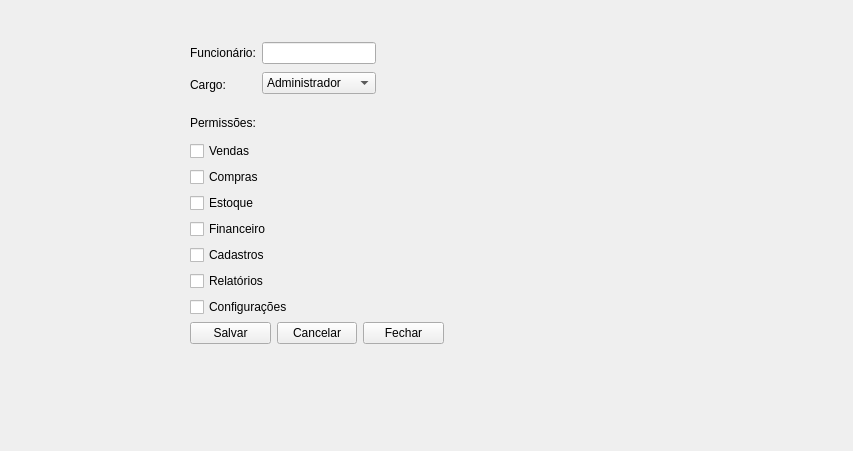
This is erp-projeto/permissaowindow.ui in jaques-lo/erp-projeto as Qt 5 draws it before an edit. The edited form follows.
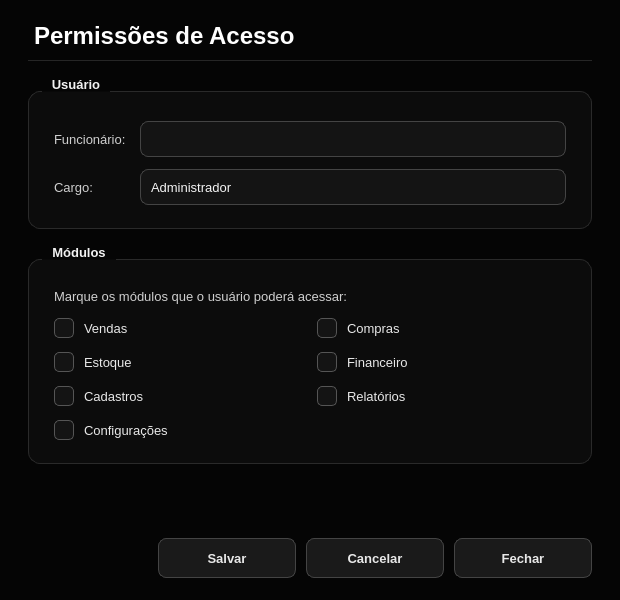
This is the edited form.

Commit message:
Atualiza fontes do projeto ERP (telas e login, Tela de Sobra) e adiciona logoBG
Arquivos de importância para alterar e rodar na máquina: código (cpp/h/pro), telas (ui), recursos (qrc) e imagem da logoBG.

```diff
--- a/erp-projeto/permissaowindow.ui
+++ b/erp-projeto/permissaowindow.ui
@@ -6,115 +6,780 @@
    <rect>
     <x>0</x>
     <y>0</y>
-    <width>853</width>
-    <height>451</height>
+    <width>620</width>
+    <height>600</height>
    </rect>
   </property>
+  <property name="minimumSize">
+   <size>
+    <width>496</width>
+    <height>480</height>
+   </size>
+  </property>
   <property name="windowTitle">
    <string>Form</string>
   </property>
-  <widget class="QWidget" name="">
-   <property name="geometry">
-    <rect>
-     <x>190</x>
-     <y>110</y>
-     <width>103</width>
-     <height>207</height>
-    </rect>
+  <property name="palette">
+   <palette>
+    <active>
+     <colorrole role="WindowText">
+      <brush brushstyle="SolidPattern">
+       <color alpha="255">
+        <red>232</red>
+        <green>232</green>
+        <blue>232</blue>
+       </color>
+      </brush>
+     </colorrole>
+     <colorrole role="Button">
+      <brush brushstyle="SolidPattern">
+       <color alpha="255">
+        <red>26</red>
+        <green>26</green>
+        <blue>26</blue>
+       </color>
+      </brush>
+     </colorrole>
+     <colorrole role="Text">
+      <brush brushstyle="SolidPattern">
+       <color alpha="255">
+        <red>245</red>
+        <green>245</green>
+        <blue>245</blue>
+       </color>
+      </brush>
+     </colorrole>
+     <colorrole role="ButtonText">
+      <brush brushstyle="SolidPattern">
+       <color alpha="255">
+        <red>232</red>
+        <green>232</green>
+        <blue>232</blue>
+       </color>
+      </brush>
+     </colorrole>
+     <colorrole role="Base">
+      <brush brushstyle="SolidPattern">
+       <color alpha="255">
+        <red>20</red>
+        <green>20</green>
+        <blue>20</blue>
+       </color>
+      </brush>
+     </colorrole>
+     <colorrole role="AlternateBase">
+      <brush brushstyle="SolidPattern">
+       <color alpha="255">
+        <red>19</red>
+        <green>19</green>
+        <blue>19</blue>
+       </color>
+      </brush>
+     </colorrole>
+     <colorrole role="Window">
+      <brush brushstyle="SolidPattern">
+       <color alpha="255">
+        <red>5</red>
+        <green>5</green>
+        <blue>5</blue>
+       </color>
+      </brush>
+     </colorrole>
+     <colorrole role="Highlight">
+      <brush brushstyle="SolidPattern">
+       <color alpha="255">
+        <red>119</red>
+        <green>119</green>
+        <blue>119</blue>
+       </color>
+      </brush>
+     </colorrole>
+     <colorrole role="HighlightedText">
+      <brush brushstyle="SolidPattern">
+       <color alpha="255">
+        <red>255</red>
+        <green>255</green>
+        <blue>255</blue>
+       </color>
+      </brush>
+     </colorrole>
+     <colorrole role="PlaceholderText">
+      <brush brushstyle="SolidPattern">
+       <color alpha="255">
+        <red>119</red>
+        <green>119</green>
+        <blue>119</blue>
+       </color>
+      </brush>
+     </colorrole>
+    </active>
+    <inactive>
+     <colorrole role="WindowText">
+      <brush brushstyle="SolidPattern">
+       <color alpha="255">
+        <red>232</red>
+        <green>232</green>
+        <blue>232</blue>
+       </color>
+      </brush>
+     </colorrole>
+     <colorrole role="Button">
+      <brush brushstyle="SolidPattern">
+       <color alpha="255">
+        <red>26</red>
+        <green>26</green>
+        <blue>26</blue>
+       </color>
+      </brush>
+     </colorrole>
+     <colorrole role="Text">
+      <brush brushstyle="SolidPattern">
+       <color alpha="255">
+        <red>245</red>
+        <green>245</green>
+        <blue>245</blue>
+       </color>
+      </brush>
+     </colorrole>
+     <colorrole role="ButtonText">
+      <brush brushstyle="SolidPattern">
+       <color alpha="255">
+        <red>232</red>
+        <green>232</green>
+        <blue>232</blue>
+       </color>
+      </brush>
+     </colorrole>
+     <colorrole role="Base">
+      <brush brushstyle="SolidPattern">
+       <color alpha="255">
+        <red>20</red>
+        <green>20</green>
+        <blue>20</blue>
+       </color>
+      </brush>
+     </colorrole>
+     <colorrole role="AlternateBase">
+      <brush brushstyle="SolidPattern">
+       <color alpha="255">
+        <red>19</red>
+        <green>19</green>
+        <blue>19</blue>
+       </color>
+      </brush>
+     </colorrole>
+     <colorrole role="Window">
+      <brush brushstyle="SolidPattern">
+       <color alpha="255">
+        <red>5</red>
+        <green>5</green>
+        <blue>5</blue>
+       </color>
+      </brush>
+     </colorrole>
+     <colorrole role="Highlight">
+      <brush brushstyle="SolidPattern">
+       <color alpha="255">
+        <red>119</red>
+        <green>119</green>
+        <blue>119</blue>
+       </color>
+      </brush>
+     </colorrole>
+     <colorrole role="HighlightedText">
+      <brush brushstyle="SolidPattern">
+       <color alpha="255">
+        <red>255</red>
+        <green>255</green>
+        <blue>255</blue>
+       </color>
+      </brush>
+     </colorrole>
+     <colorrole role="PlaceholderText">
+      <brush brushstyle="SolidPattern">
+       <color alpha="255">
+        <red>119</red>
+        <green>119</green>
+        <blue>119</blue>
+       </color>
+      </brush>
+     </colorrole>
+    </inactive>
+    <disabled>
+     <colorrole role="WindowText">
+      <brush brushstyle="SolidPattern">
+       <color alpha="255">
+        <red>102</red>
+        <green>102</green>
+        <blue>102</blue>
+       </color>
+      </brush>
+     </colorrole>
+     <colorrole role="Button">
+      <brush brushstyle="SolidPattern">
+       <color alpha="255">
+        <red>26</red>
+        <green>26</green>
+        <blue>26</blue>
+       </color>
+      </brush>
+     </colorrole>
+     <colorrole role="Text">
+      <brush brushstyle="SolidPattern">
+       <color alpha="255">
+        <red>102</red>
+        <green>102</green>
+        <blue>102</blue>
+       </color>
+      </brush>
+     </colorrole>
+     <colorrole role="ButtonText">
+      <brush brushstyle="SolidPattern">
+       <color alpha="255">
+        <red>102</red>
+        <green>102</green>
+        <blue>102</blue>
+       </color>
+      </brush>
+     </colorrole>
+     <colorrole role="Base">
+      <brush brushstyle="SolidPattern">
+       <color alpha="255">
+        <red>20</red>
+        <green>20</green>
+        <blue>20</blue>
+       </color>
+      </brush>
+     </colorrole>
+     <colorrole role="AlternateBase">
+      <brush brushstyle="SolidPattern">
+       <color alpha="255">
+        <red>19</red>
+        <green>19</green>
+        <blue>19</blue>
+       </color>
+      </brush>
+     </colorrole>
+     <colorrole role="Window">
+      <brush brushstyle="SolidPattern">
+       <color alpha="255">
+        <red>5</red>
+        <green>5</green>
+        <blue>5</blue>
+       </color>
+      </brush>
+     </colorrole>
+     <colorrole role="Highlight">
+      <brush brushstyle="SolidPattern">
+       <color alpha="255">
+        <red>119</red>
+        <green>119</green>
+        <blue>119</blue>
+       </color>
+      </brush>
+     </colorrole>
+     <colorrole role="HighlightedText">
+      <brush brushstyle="SolidPattern">
+       <color alpha="255">
+        <red>255</red>
+        <green>255</green>
+        <blue>255</blue>
+       </color>
+      </brush>
+     </colorrole>
+     <colorrole role="PlaceholderText">
+      <brush brushstyle="SolidPattern">
+       <color alpha="255">
+        <red>119</red>
+        <green>119</green>
+        <blue>119</blue>
+       </color>
+      </brush>
+     </colorrole>
+    </disabled>
+   </palette>
+  </property>
+  <property name="styleSheet">
+   <string notr="true">#PermissaoWindow {
+    background-color: #050505;
+}
+
+QWidget {
+    font-family: "Segoe UI", "DejaVu Sans", "Noto Sans", sans-serif;
+    font-size: 10pt;
+}
+
+/* ---------- Textos ---------- */
+QLabel {
+    color: #cfcfcf;
+    background: transparent;
+    font-weight: normal;
+}
+
+QLabel#lblTitulo {
+    color: #ffffff;
+    font-size: 18pt;
+    font-weight: bold;
+    padding-bottom: 10px;
+    border-bottom: 1px solid #262626;
+}
+
+QLabel[role="section"] {
+    color: #ffffff;
+    font-size: 11pt;
+    font-weight: bold;
+}
+
+QLabel[role="hint"] {
+    color: #777777;
+    font-size: 9pt;
+}
+
+QLabel[role="value"] {
+    color: #ffffff;
+    font-weight: bold;
+}
+
+QToolTip {
+    background-color: #1a1a1a;
+    color: #f5f5f5;
+    border: 1px solid #444444;
+    padding: 4px 8px;
+}
+
+/* ---------- Cartões / grupos ---------- */
+QGroupBox {
+    background-color: #0c0c0c;
+    border: 1px solid #2a2a2a;
+    border-radius: 12px;
+    margin-top: 14px;
+    padding: 20px 16px 14px 16px;
+    color: #f2f2f2;
+    font-weight: bold;
+}
+
+QGroupBox::title {
+    subcontrol-origin: margin;
+    subcontrol-position: top left;
+    left: 14px;
+    padding: 0 8px;
+    color: #f2f2f2;
+}
+
+QFrame[variant="card"] {
+    background-color: #0c0c0c;
+    border: 1px solid #2a2a2a;
+    border-radius: 12px;
+}
+
+QFrame#lineSep {
+    background-color: #2a2a2a;
+    border: none;
+}
+
+/* ---------- Campos de entrada ---------- */
+QLineEdit,
+QComboBox,
+QAbstractSpinBox,
+QDateEdit,
+QDateTimeEdit {
+    background-color: #141414;
+    color: #f5f5f5;
+    border: 1px solid #444444;
+    border-radius: 8px;
+    padding: 6px 10px;
+    min-height: 22px;
+    selection-background-color: #777777;
+    selection-color: #ffffff;
+    font-weight: normal;
+}
+
+QLineEdit:hover,
+QComboBox:hover,
+QAbstractSpinBox:hover,
+QDateEdit:hover,
+QDateTimeEdit:hover {
+    border: 1px solid #666666;
+}
+
+QLineEdit:focus,
+QComboBox:focus,
+QAbstractSpinBox:focus,
+QDateEdit:focus,
+QDateTimeEdit:focus {
+    border: 1px solid #d8d8d8;
+    background-color: #181818;
+}
+
+QLineEdit:read-only,
+QAbstractSpinBox:read-only {
+    color: #bdbdbd;
+}
+
+QLineEdit:disabled,
+QComboBox:disabled,
+QAbstractSpinBox:disabled,
+QDateEdit:disabled,
+QDateTimeEdit:disabled {
+    background-color: #0e0e0e;
+    color: #666666;
+    border: 1px solid #2a2a2a;
+}
+
+/* Campo de total (somente leitura, em destaque) */
+QDoubleSpinBox[variant="total"] {
+    font-size: 20pt;
+    font-weight: bold;
+    color: #ffffff;
+    background-color: #0a0a0a;
+    border: 1px solid #333333;
+    padding: 8px 14px;
+    min-height: 36px;
+}
+
+/* ---------- ComboBox / Data ---------- */
+QComboBox {
+    padding-right: 30px;
+}
+
+QComboBox::drop-down,
+QDateEdit::drop-down,
+QDateTimeEdit::drop-down {
+    subcontrol-origin: padding;
+    subcontrol-position: center right;
+    width: 28px;
+    border: none;
+    background: transparent;
+}
+
+QComboBox::down-arrow,
+QDateEdit::down-arrow,
+QDateTimeEdit::down-arrow {
+    image: none;
+    width: 0px;
+    height: 0px;
+    border-left: 5px solid transparent;
+    border-right: 5px solid transparent;
+    border-top: 6px solid #bdbdbd;
+    margin-right: 8px;
+}
+
+QComboBox QAbstractItemView {
+    background-color: #141414;
+    color: #f5f5f5;
+    border: 1px solid #444444;
+    selection-background-color: #2e2e2e;
+    selection-color: #ffffff;
+    outline: 0;
+}
+
+/* ---------- SpinBox com botões ---------- */
+QSpinBox {
+    padding-right: 26px;
+}
+
+QSpinBox::up-button {
+    subcontrol-origin: border;
+    subcontrol-position: top right;
+    width: 22px;
+    border: none;
+    background: transparent;
+}
+
+QSpinBox::down-button {
+    subcontrol-origin: border;
+    subcontrol-position: bottom right;
+    width: 22px;
+    border: none;
+    background: transparent;
+}
+
+QSpinBox::up-arrow {
+    image: none;
+    width: 0px;
+    height: 0px;
+    border-left: 4px solid transparent;
+    border-right: 4px solid transparent;
+    border-bottom: 5px solid #bdbdbd;
+}
+
+QSpinBox::down-arrow {
+    image: none;
+    width: 0px;
+    height: 0px;
+    border-left: 4px solid transparent;
+    border-right: 4px solid transparent;
+    border-top: 5px solid #bdbdbd;
+}
+
+/* ---------- Calendário (popup do QDateEdit) ---------- */
+QCalendarWidget QWidget {
+    background-color: #141414;
+    color: #f5f5f5;
+}
+
+QCalendarWidget QToolButton {
+    background-color: transparent;
+    color: #f5f5f5;
+    border: none;
+    padding: 4px 8px;
+}
+
+QCalendarWidget QAbstractItemView:enabled {
+    background-color: #0d0d0d;
+    color: #f5f5f5;
+    selection-background-color: #f2f2f2;
+    selection-color: #080808;
+}
+
+QCalendarWidget QAbstractItemView:disabled {
+    color: #555555;
+}
+
+/* ---------- CheckBox ---------- */
+QCheckBox {
+    color: #e8e8e8;
+    background: transparent;
+    spacing: 10px;
+    font-weight: normal;
+}
+
+QCheckBox::indicator {
+    width: 18px;
+    height: 18px;
+    border: 1px solid #555555;
+    border-radius: 5px;
+    background-color: #141414;
+}
+
+QCheckBox::indicator:hover {
+    border: 1px solid #999999;
+}
+
+QCheckBox::indicator:checked {
+    background-color: #f2f2f2;
+    border: 1px solid #f2f2f2;
+}
+
+/* ---------- Botões ---------- */
+QPushButton {
+    background-color: #1a1a1a;
+    color: #e8e8e8;
+    border: 1px solid #444444;
+    border-radius: 8px;
+    padding: 8px 22px;
+    min-height: 22px;
+    min-width: 92px;
+    font-weight: bold;
+}
+
+QPushButton:hover {
+    background-color: #262626;
+    border: 1px solid #666666;
+    color: #ffffff;
+}
+
+QPushButton:pressed {
+    background-color: #333333;
+}
+
+QPushButton:disabled {
+    background-color: #111111;
+    color: #555555;
+    border: 1px solid #2a2a2a;
+}
+
+QPushButton[variant="primary"] {
+    background-color: #f2f2f2;
+    color: #080808;
+    border: 1px solid #f2f2f2;
+}
+
+QPushButton[variant="primary"]:hover {
+    background-color: #d2d2d2;
+    border: 1px solid #d2d2d2;
+    color: #080808;
+}
+
+QPushButton[variant="primary"]:pressed {
+    background-color: #aaaaaa;
+    border: 1px solid #aaaaaa;
+}
+
+QPushButton[variant="danger"] {
+    background-color: transparent;
+    color: #ff9494;
+    border: 1px solid #6b2f2f;
+}
+
+QPushButton[variant="danger"]:hover {
+    background-color: #2a1212;
+    color: #ffb4b4;
+    border: 1px solid #a04444;
+}
+
+QPushButton[variant="danger"]:pressed {
+    background-color: #3a1818;
+}
+
+QPushButton[variant="ghost"] {
+    background-color: transparent;
+    color: #bdbdbd;
+    border: 1px solid #333333;
+}
+
+QPushButton[variant="ghost"]:hover {
+    background-color: #1a1a1a;
+    color: #ffffff;
+    border: 1px solid #666666;
+}
+
+/* ---------- Tabelas ---------- */
+QTableWidget,
+QTableView {
+    background-color: #0d0d0d;
+    alternate-background-color: #131313;
+    color: #e8e8e8;
+    gridline-color: #232323;
+    border: 1px solid #2a2a2a;
+    border-radius: 10px;
+    selection-background-color: #2f2f2f;
+    selection-color: #ffffff;
+    outline: 0;
+}
+
+QTableWidget::item,
+QTableView::item {
+    padding: 4px 8px;
+    border: none;
+}
+
+QHeaderView {
+    background-color: transparent;
+}
+
+QHeaderView::section {
+    background-color: #1a1a1a;
+    color: #bdbdbd;
+    padding: 9px 10px;
+    border: none;
+    border-right: 1px solid #2a2a2a;
+    border-bottom: 1px solid #333333;
+    font-weight: bold;
+}
+
+QTableCornerButton::section {
+    background-color: #1a1a1a;
+    border: none;
+}
+
+/* ---------- Barras de rolagem ---------- */
+QScrollBar:vertical {
+    background: transparent;
+    width: 10px;
+    margin: 2px;
+}
+
+QScrollBar::handle:vertical {
+    background: #3a3a3a;
+    border-radius: 3px;
+    min-height: 28px;
+}
+
+QScrollBar::handle:vertical:hover {
+    background: #5a5a5a;
+}
+
+QScrollBar:horizontal {
+    background: transparent;
+    height: 10px;
+    margin: 2px;
+}
+
+QScrollBar::handle:horizontal {
+    background: #3a3a3a;
+    border-radius: 3px;
+    min-width: 28px;
+}
+
+QScrollBar::handle:horizontal:hover {
+    background: #5a5a5a;
+}
+
+QScrollBar::add-line,
+QScrollBar::sub-line {
+    width: 0px;
+    height: 0px;
+}
+
+QScrollBar::add-page,
+QScrollBar::sub-page {
+    background: transparent;
+}
+
+/* ---------- Caixas de diálogo abertas a partir da tela ---------- */
+QMessageBox,
+QDialog {
+    background-color: #0d0d0d;
+}
+
+QMessageBox QLabel {
+    color: #f0f0f0;
+}</string>
+  </property>
+  <layout class="QVBoxLayout" name="rootLayout">
+   <property name="spacing">
+    <number>16</number>
    </property>
-   <layout class="QVBoxLayout" name="verticalLayout">
-    <item>
-     <widget class="QLabel" name="label_2">
-      <property name="text">
-       <string>Permissões: </string>
+   <property name="leftMargin">
+    <number>28</number>
+   </property>
+   <property name="topMargin">
+    <number>22</number>
+   </property>
+   <property name="rightMargin">
+    <number>28</number>
+   </property>
+   <property name="bottomMargin">
+    <number>22</number>
+   </property>
+   <item>
+    <widget class="QLabel" name="lblTitulo">
+     <property name="text">
+      <string>Permissões de Acesso</string>
+     </property>
+    </widget>
+   </item>
+   <item>
+    <widget class="QGroupBox" name="grpUsuario">
+     <property name="title">
+      <string>Usuário</string>
+     </property>
+     <layout class="QGridLayout" name="lay_1">
+      <property name="horizontalSpacing">
+       <number>14</number>
       </property>
-     </widget>
-    </item>
-    <item>
-     <widget class="QCheckBox" name="checkBox">
-      <property name="text">
-       <string>Vendas</string>
+      <property name="verticalSpacing">
+       <number>12</number>
       </property>
-     </widget>
-    </item>
-    <item>
-     <widget class="QCheckBox" name="checkBox_7">
-      <property name="text">
-       <string>Compras</string>
-      </property>
-     </widget>
-    </item>
-    <item>
-     <widget class="QCheckBox" name="checkBox_2">
-      <property name="text">
-       <string>Estoque</string>
-      </property>
-     </widget>
-    </item>
-    <item>
-     <widget class="QCheckBox" name="checkBox_3">
-      <property name="text">
-       <string>Financeiro</string>
-      </property>
-     </widget>
-    </item>
-    <item>
-     <widget class="QCheckBox" name="checkBox_4">
-      <property name="text">
-       <string>Cadastros</string>
-      </property>
-     </widget>
-    </item>
-    <item>
-     <widget class="QCheckBox" name="checkBox_5">
-      <property name="text">
-       <string>Relatórios</string>
-      </property>
-     </widget>
-    </item>
-    <item>
-     <widget class="QCheckBox" name="checkBox_6">
-      <property name="text">
-       <string>Configurações</string>
-      </property>
-     </widget>
-    </item>
-   </layout>
-  </widget>
-  <widget class="QWidget" name="">
-   <property name="geometry">
-    <rect>
-     <x>190</x>
-     <y>40</y>
-     <width>186</width>
-     <height>58</height>
-    </rect>
-   </property>
-   <layout class="QHBoxLayout" name="horizontalLayout">
-    <item>
-     <layout class="QVBoxLayout" name="verticalLayout_3">
-      <item>
+      <item row="0" column="0">
        <widget class="QLabel" name="label">
         <property name="text">
          <string>Funcionário:</string>
         </property>
        </widget>
       </item>
-      <item>
+      <item row="0" column="1">
+       <widget class="QLineEdit" name="lineEdit" />
+      </item>
+      <item row="1" column="0">
        <widget class="QLabel" name="label_3">
         <property name="text">
          <string>Cargo:</string>
         </property>
        </widget>
       </item>
-     </layout>
-    </item>
-    <item>
-     <layout class="QVBoxLayout" name="verticalLayout_2">
-      <item>
-       <widget class="QLineEdit" name="lineEdit"/>
-      </item>
-      <item>
+      <item row="1" column="1">
        <widget class="QComboBox" name="comboBox">
         <item>
          <property name="text">
@@ -134,42 +799,164 @@
        </widget>
       </item>
      </layout>
-    </item>
-   </layout>
-  </widget>
-  <widget class="QWidget" name="">
-   <property name="geometry">
-    <rect>
-     <x>190</x>
-     <y>320</y>
-     <width>254</width>
-     <height>26</height>
-    </rect>
-   </property>
-   <layout class="QHBoxLayout" name="horizontalLayout_2">
-    <item>
-     <widget class="QPushButton" name="pushButton">
-      <property name="text">
-       <string>Salvar</string>
+    </widget>
+   </item>
+   <item>
+    <widget class="QGroupBox" name="grpModulos">
+     <property name="title">
+      <string>Módulos</string>
+     </property>
+     <layout class="QGridLayout" name="lay_2">
+      <property name="horizontalSpacing">
+       <number>14</number>
       </property>
-     </widget>
-    </item>
-    <item>
-     <widget class="QPushButton" name="pushButton_2">
-      <property name="text">
-       <string>Cancelar</string>
+      <property name="verticalSpacing">
+       <number>14</number>
       </property>
-     </widget>
-    </item>
-    <item>
-     <widget class="QPushButton" name="pushButton_3">
-      <property name="text">
-       <string>Fechar</string>
-      </property>
-     </widget>
-    </item>
-   </layout>
-  </widget>
+      <item row="0" column="0" colspan="2">
+       <widget class="QLabel" name="label_2">
+        <property name="text">
+         <string>Marque os módulos que o usuário poderá acessar:</string>
+        </property>
+        <property name="role" stdset="0">
+         <string>hint</string>
+        </property>
+       </widget>
+      </item>
+      <item row="1" column="0">
+       <widget class="QCheckBox" name="checkBox">
+        <property name="text">
+         <string>Vendas</string>
+        </property>
+       </widget>
+      </item>
+      <item row="1" column="1">
+       <widget class="QCheckBox" name="checkBox_7">
+        <property name="text">
+         <string>Compras</string>
+        </property>
+       </widget>
+      </item>
+      <item row="2" column="0">
+       <widget class="QCheckBox" name="checkBox_2">
+        <property name="text">
+         <string>Estoque</string>
+        </property>
+       </widget>
+      </item>
+      <item row="2" column="1">
+       <widget class="QCheckBox" name="checkBox_3">
+        <property name="text">
+         <string>Financeiro</string>
+        </property>
+       </widget>
+      </item>
+      <item row="3" column="0">
+       <widget class="QCheckBox" name="checkBox_4">
+        <property name="text">
+         <string>Cadastros</string>
+        </property>
+       </widget>
+      </item>
+      <item row="3" column="1">
+       <widget class="QCheckBox" name="checkBox_5">
+        <property name="text">
+         <string>Relatórios</string>
+        </property>
+       </widget>
+      </item>
+      <item row="4" column="0">
+       <widget class="QCheckBox" name="checkBox_6">
+        <property name="text">
+         <string>Configurações</string>
+        </property>
+       </widget>
+      </item>
+     </layout>
+    </widget>
+   </item>
+   <item>
+    <spacer name="spacer_3">
+     <property name="orientation">
+      <enum>Qt::Vertical</enum>
+     </property>
+     <property name="sizeHint" stdset="0">
+      <size>
+       <width>40</width>
+       <height>20</height>
+      </size>
+     </property>
+    </spacer>
+   </item>
+   <item>
+    <layout class="QHBoxLayout" name="lay_5">
+     <property name="spacing">
+      <number>10</number>
+     </property>
+     <property name="leftMargin">
+      <number>0</number>
+     </property>
+     <property name="topMargin">
+      <number>0</number>
+     </property>
+     <property name="rightMargin">
+      <number>0</number>
+     </property>
+     <property name="bottomMargin">
+      <number>0</number>
+     </property>
+     <item>
+      <spacer name="spacer_4">
+       <property name="orientation">
+        <enum>Qt::Horizontal</enum>
+       </property>
+       <property name="sizeHint" stdset="0">
+        <size>
+         <width>40</width>
+         <height>20</height>
+        </size>
+       </property>
+      </spacer>
+     </item>
+     <item>
+      <widget class="QPushButton" name="pushButton">
+       <property name="text">
+        <string>Salvar</string>
+       </property>
+       <property name="variant" stdset="0">
+        <string>primary</string>
+       </property>
+       <property name="cursor">
+        <cursorShape>PointingHandCursor</cursorShape>
+       </property>
+      </widget>
+     </item>
+     <item>
+      <widget class="QPushButton" name="pushButton_2">
+       <property name="text">
+        <string>Cancelar</string>
+       </property>
+       <property name="cursor">
+        <cursorShape>PointingHandCursor</cursorShape>
+       </property>
+      </widget>
+     </item>
+     <item>
+      <widget class="QPushButton" name="pushButton_3">
+       <property name="text">
+        <string>Fechar</string>
+       </property>
+       <property name="variant" stdset="0">
+        <string>ghost</string>
+       </property>
+       <property name="cursor">
+        <cursorShape>PointingHandCursor</cursorShape>
+       </property>
+      </widget>
+     </item>
+    </layout>
+   </item>
+  </layout>
  </widget>
  <resources/>
  <connections>
```
Left out of the diff: 14 changed lines with no effect on the pictures. The commit also changes 23 other files.
